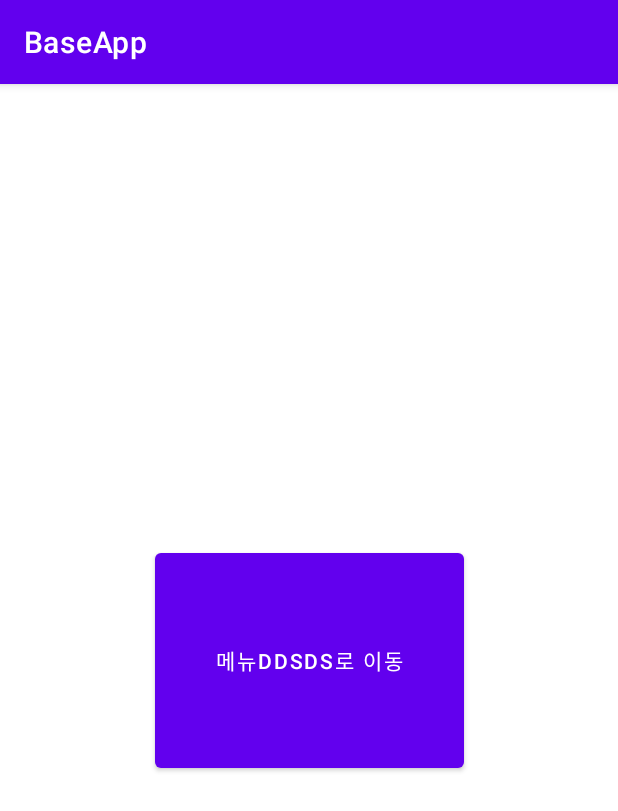
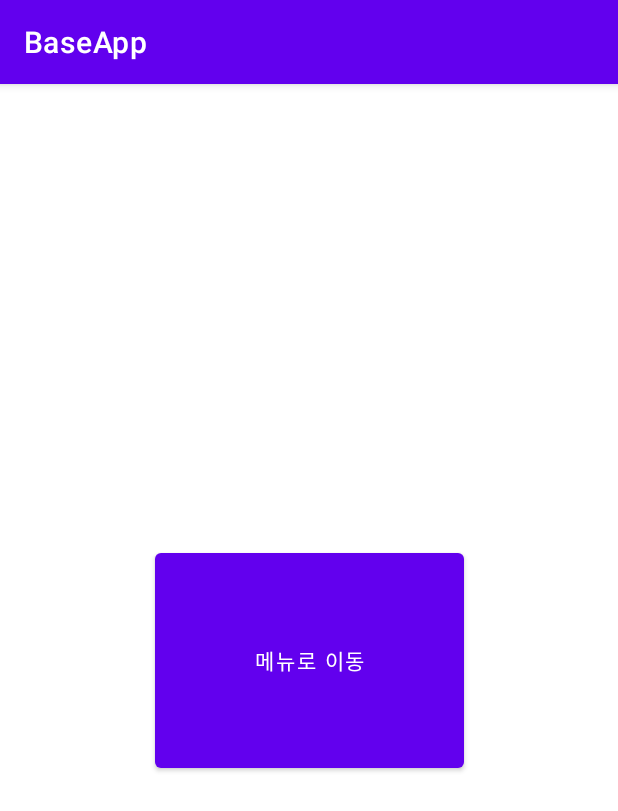
Before and after one commit to Srat00/Android_Bluetooth_Playbox, an Android app: the screen it shows after launch (MainActivity), on a phone screen of 412 x 824 dp. Shown: the top 811 px of the screen. Run offline under Robolectric (Android 15) with nearby library versions, the light colour scheme and no system bars.

Commit message:
Update activity_main.xml

```diff
--- a/app/src/main/res/layout/activity_main.xml
+++ b/app/src/main/res/layout/activity_main.xml
@@ -10,7 +10,7 @@
         android:layout_width="206dp"
         android:layout_height="155dp"
         android:layout_centerInParent="true"
-        android:text="메뉴ddsds로 이동"
+        android:text="메뉴로 이동"
         app:layout_constraintBottom_toBottomOf="parent"
         app:layout_constraintEnd_toEndOf="parent"
         app:layout_constraintStart_toStartOf="parent"
```
